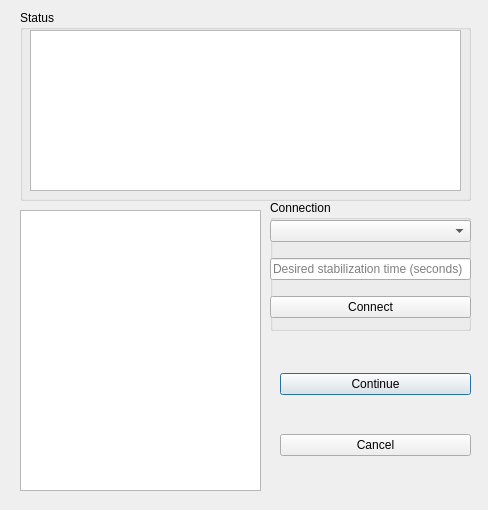
The window that sub_ui/ManualBalanceUI.ui (pwang96/MEASURE) describes before a commit, drawn with Qt 5.
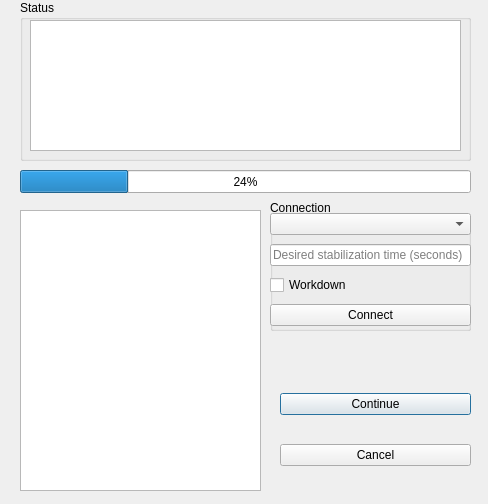
The same window after the commit.

Commit message: General clean parse and send output data to db graph output data began to add workdown capability to manual balance and setup weight list automatically updates after adding a weight run masscode malfunctioning

The edit to the form file:
```diff
--- a/sub_ui/ManualBalanceUI.ui
+++ b/sub_ui/ManualBalanceUI.ui
@@ -7,7 +7,7 @@
     <x>0</x>
     <y>0</y>
     <width>488</width>
-    <height>510</height>
+    <height>504</height>
    </rect>
   </property>
   <property name="windowTitle">
@@ -17,21 +17,21 @@
    <property name="geometry">
     <rect>
      <x>20</x>
-     <y>10</y>
+     <y>0</y>
      <width>451</width>
-     <height>191</height>
+     <height>161</height>
     </rect>
    </property>
    <property name="title">
     <string>Status</string>
    </property>
-   <widget class="QTextBrowser" name="statusBrowser">
+   <widget class="QTextEdit" name="statusBrowser">
     <property name="geometry">
      <rect>
       <x>10</x>
       <y>20</y>
       <width>431</width>
-      <height>161</height>
+      <height>131</height>
      </rect>
     </property>
    </widget>
@@ -50,9 +50,9 @@
    <property name="geometry">
     <rect>
      <x>280</x>
-     <y>340</y>
+     <y>370</y>
      <width>191</width>
-     <height>151</height>
+     <height>121</height>
     </rect>
    </property>
    <layout class="QVBoxLayout" name="verticalLayout">
@@ -104,6 +104,16 @@
        </property>
       </widget>
      </item>
+     <item>
+      <widget class="QCheckBox" name="workdownCheck">
+       <property name="toolTip">
+        <string>Check if this is a CONTINUATION of a workdown</string>
+       </property>
+       <property name="text">
+        <string>Workdown</string>
+       </property>
+      </widget>
+     </item>
      <item>
       <widget class="QPushButton" name="connectButton">
        <property name="text">
@@ -114,6 +124,19 @@
     </layout>
    </widget>
   </widget>
+  <widget class="QProgressBar" name="progressBar">
+   <property name="geometry">
+    <rect>
+     <x>20</x>
+     <y>170</y>
+     <width>451</width>
+     <height>23</height>
+    </rect>
+   </property>
+   <property name="value">
+    <number>24</number>
+   </property>
+  </widget>
  </widget>
  <resources/>
  <connections/>
```
The commit also changes 16 other files.
